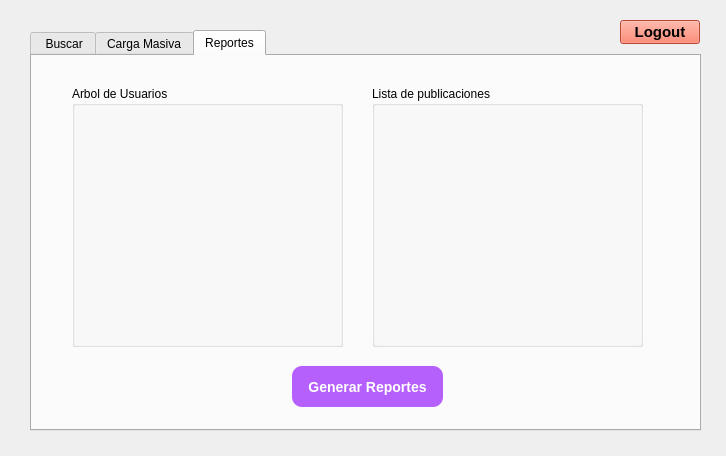
Old version of the form fase2/SocialStructure/adminview.ui in the repository AbdielOtzoy/-EDD-Proyecto_202300350.
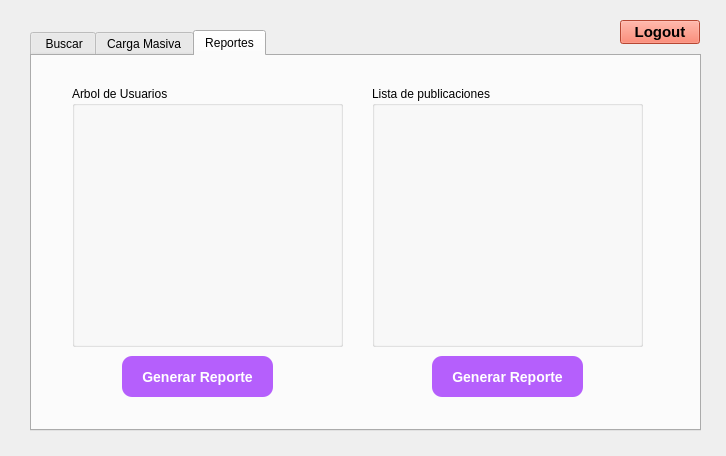
New version of the form. The open tabs and pages were chosen to show the change.

```diff
--- a/fase2/SocialStructure/adminview.ui
+++ b/fase2/SocialStructure/adminview.ui
@@ -314,8 +314,8 @@
     <widget class="QPushButton" name="pushButton_8">
      <property name="geometry">
       <rect>
-       <x>260</x>
-       <y>310</y>
+       <x>90</x>
+       <y>300</y>
        <width>151</width>
        <height>41</height>
       </rect>
@@ -328,7 +328,27 @@
 border-radius: 10px;</string>
      </property>
      <property name="text">
-      <string>Generar Reportes</string>
+      <string>Generar Reporte</string>
+     </property>
+    </widget>
+    <widget class="QPushButton" name="pushButton_9">
+     <property name="geometry">
+      <rect>
+       <x>400</x>
+       <y>300</y>
+       <width>151</width>
+       <height>41</height>
+      </rect>
+     </property>
+     <property name="styleSheet">
+      <string notr="true">  background-color: #b55ffc;
+  color: #ffffff;
+  font-weight: Bold;
+font-size: 14px;
+border-radius: 10px;</string>
+     </property>
+     <property name="text">
+      <string>Generar Reporte</string>
      </property>
     </widget>
    </widget>
```
Left out of the diff: 80 changed lines with no effect on the pictures.
